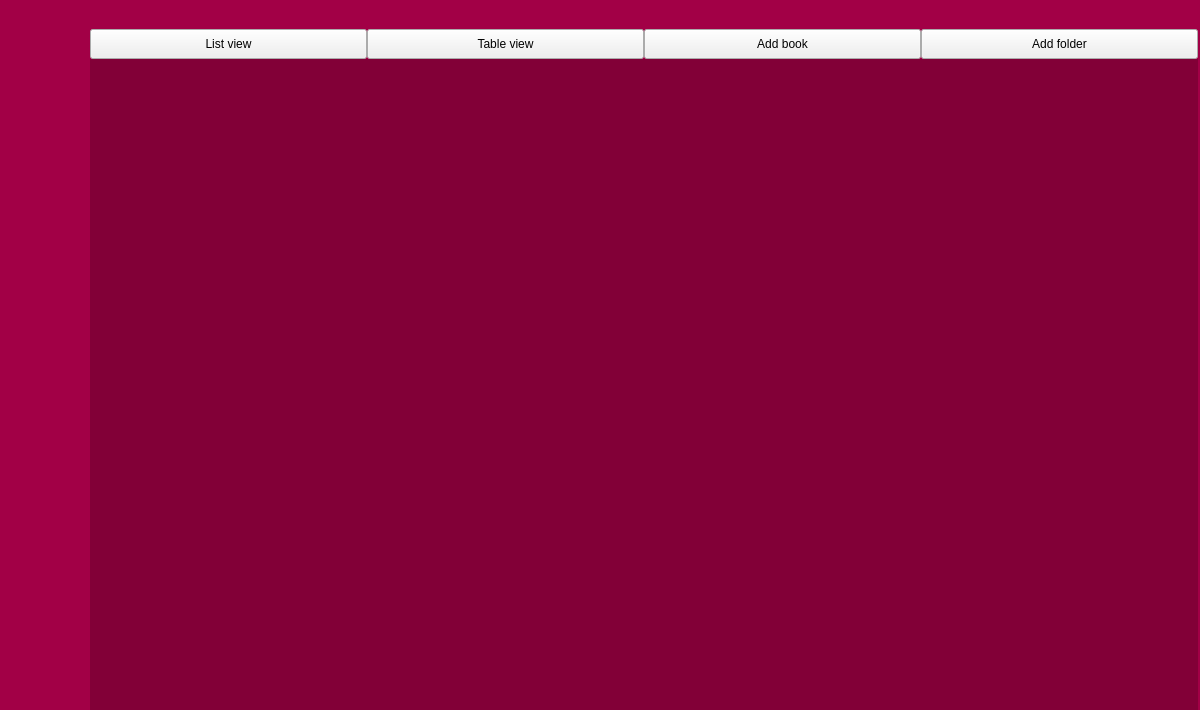
JerryShe/O-Reader, file parser-test/mainwindow.ui: the form before one commit.
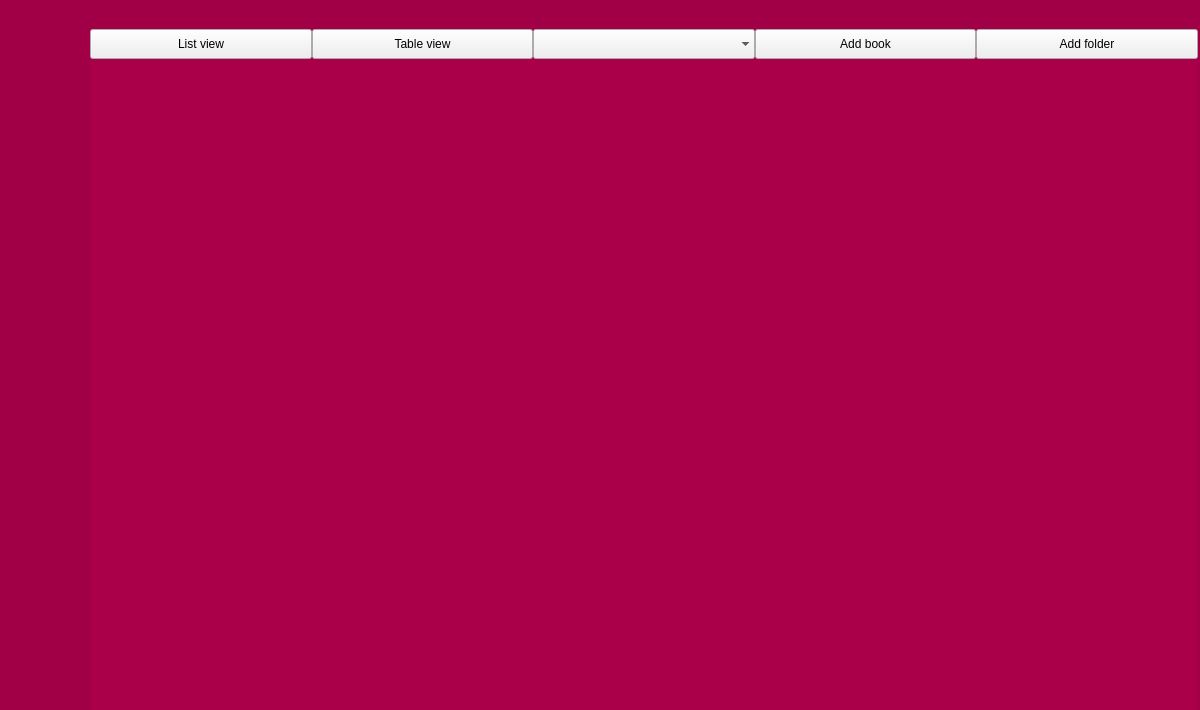
The form after the commit. Icons and pictures are not drawn. Custom widgets are drawn as their Qt base class.

Commit message:
Added dialog class, dinamic library layout
Сделал класс цивильного диалогового окна
Сделал слой для динамического создания и добавления рандомных виджетов с
автоматической прокруткой
Добавлена верхняя панель в библиотеке (переделать к фигам)

```diff
--- a/parser-test/mainwindow.ui
+++ b/parser-test/mainwindow.ui
@@ -1131,6 +1131,31 @@
           </property>
          </widget>
         </item>
+        <item>
+         <widget class="QComboBox" name="Sort">
+          <property name="sizePolicy">
+           <sizepolicy hsizetype="MinimumExpanding" vsizetype="Fixed">
+            <horstretch>0</horstretch>
+            <verstretch>0</verstretch>
+           </sizepolicy>
+          </property>
+          <property name="minimumSize">
+           <size>
+            <width>150</width>
+            <height>30</height>
+           </size>
+          </property>
+          <property name="maximumSize">
+           <size>
+            <width>16777215</width>
+            <height>30</height>
+           </size>
+          </property>
+          <property name="frame">
+           <bool>false</bool>
+          </property>
+         </widget>
+        </item>
         <item>
          <widget class="QPushButton" name="AddBook">
           <property name="sizePolicy">
@@ -1188,7 +1213,7 @@
         <property name="styleSheet">
          <string notr="true">#scrollArea
 {
-	background-color:rgb(130, 0, 55);
+	background-color:rgb(170, 0, 73);
 	color: white;
 
 }</string>
```
Left out of the diff: 8 changed lines with no effect on the pictures. The commit also changes 36 other files.
